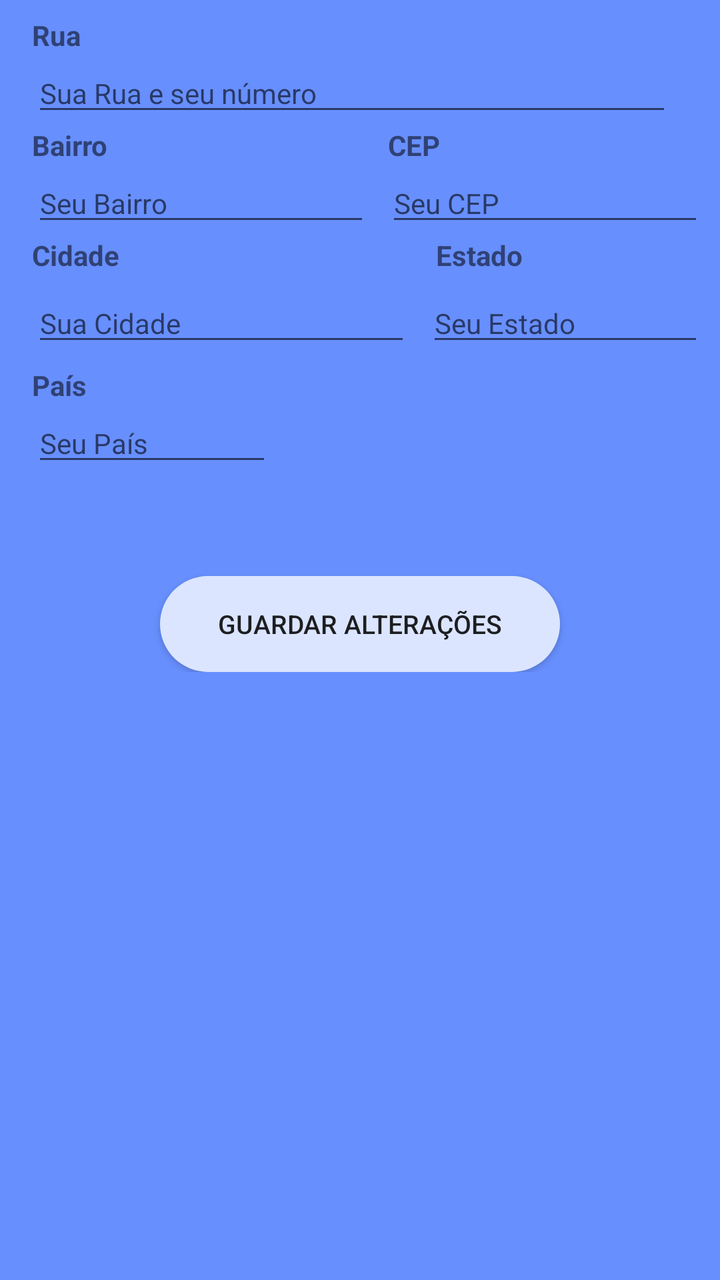
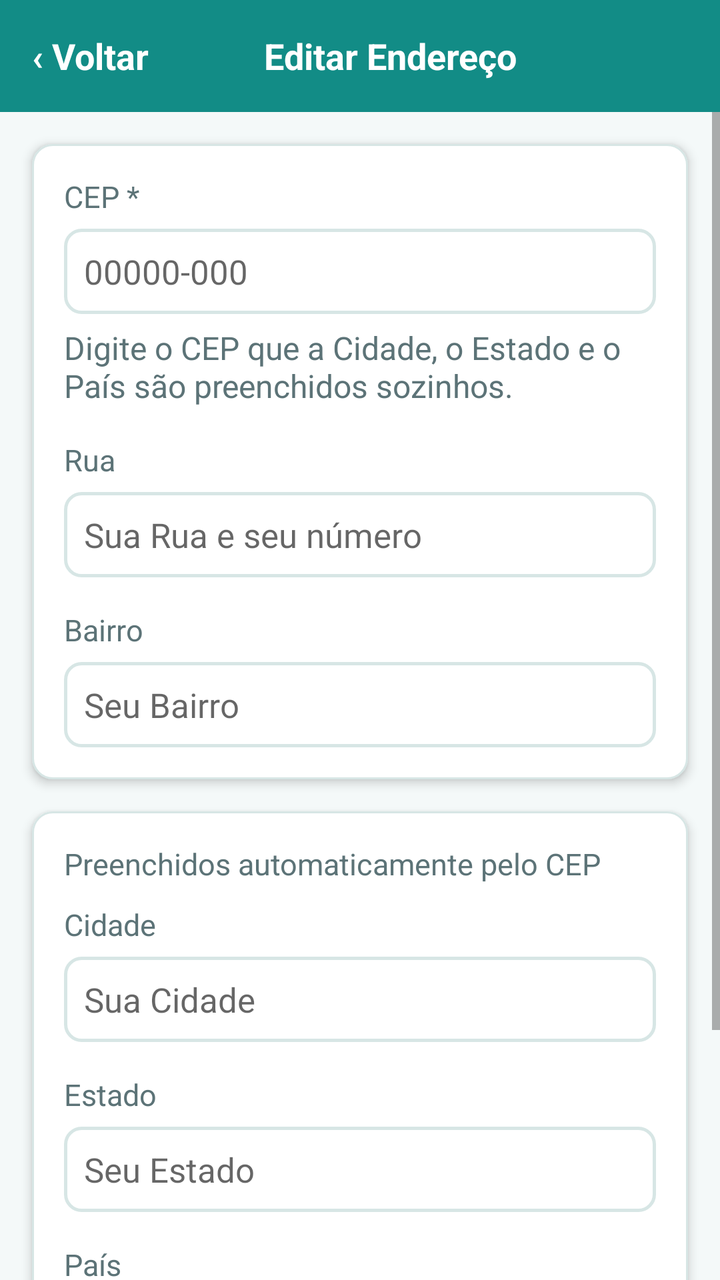

Two renders of the same Android screen: before a commit and after it. Below are the layout's source before the change and the commit's diff.
<!-- AndroidManifest.xml: application theme AppTheme -->
<!-- res/layout/activity_editarendereco.xml -->
<?xml version="1.0" encoding="utf-8"?>
<LinearLayout
    xmlns:android="http://schemas.android.com/apk/res/android"
    android:layout_width="match_parent"
    android:layout_height="match_parent"
    android:orientation="horizontal"
    android:background="#678FFE">

    <LinearLayout
        android:layout_width="match_parent"
        android:layout_height="wrap_content"
        android:layout_margin="8dp"
        android:layout_marginTop="11dp"
        android:orientation="vertical">

        <TextView
            android:layout_width="wrap_content"
            android:layout_height="wrap_content"
            android:layout_gravity="left"
            android:layout_marginLeft="8dp"
            android:text="Rua"
            android:textStyle="bold" />

        <EditText
            android:id="@+id/editTextEditStreet"
            android:layout_width="320dp"
            android:layout_height="wrap_content"
            android:layout_gravity="start"
            android:layout_marginLeft="8dp"
            android:hint="Sua Rua e seu número"
            android:textSize="14sp" />

        <LinearLayout
            android:layout_width="match_parent"
            android:layout_height="wrap_content"
            android:weightSum="2"
            android:orientation="horizontal">

        <TextView
            android:layout_width="wrap_content"
            android:layout_height="wrap_content"
            android:layout_weight="1"
            android:layout_gravity="left"
            android:layout_marginLeft="8dp"
            android:text="Bairro"
            android:textStyle="bold" />

            <TextView
                android:layout_width="wrap_content"
                android:layout_height="wrap_content"
                android:layout_weight="1"
                android:layout_gravity="left"
                android:layout_marginLeft="8dp"
                android:text="CEP"
                android:textStyle="bold" />

        </LinearLayout>

        <LinearLayout
            android:layout_width="match_parent"
            android:layout_height="wrap_content"
            android:weightSum="2"
            android:orientation="horizontal">

        <EditText
            android:id="@+id/editTextEditDistrict"
            android:layout_width="140dp"
            android:layout_height="wrap_content"
            android:layout_weight="1"
            android:layout_marginLeft="8dp"
            android:hint="Seu Bairro"
            android:textSize="14sp" />

        <EditText
            android:id="@+id/editTextEditCode"
            android:layout_width="130dp"
            android:layout_height="wrap_content"
            android:layout_weight="1"
            android:layout_marginLeft="8dp"
            android:hint="Seu CEP"
            android:textSize="14sp" />

        </LinearLayout>

        <LinearLayout
            android:layout_width="match_parent"
            android:layout_height="wrap_content"
            android:weightSum="2"
            android:orientation="horizontal">

        <TextView
            android:layout_width="wrap_content"
            android:layout_height="wrap_content"
            android:layout_gravity="left"
            android:layout_weight="1.25"
            android:layout_marginLeft="8dp"
            android:layout_marginTop="5dp"
            android:text="Cidade"
            android:textStyle="bold" />

        <TextView
            android:layout_width="wrap_content"
            android:layout_height="wrap_content"
            android:layout_gravity="left"
            android:layout_weight="0.7"
            android:layout_marginLeft="8dp"
            android:layout_marginTop="5dp"
            android:text="Estado"
            android:textStyle="bold" />

        </LinearLayout>

        <LinearLayout
            android:layout_width="match_parent"
            android:layout_height="wrap_content"
            android:weightSum="2"
            android:orientation="horizontal">

        <EditText
            android:id="@+id/editTextEditCity"
            android:layout_width="170dp"
            android:layout_height="wrap_content"
            android:layout_weight="1.4"
            android:layout_marginLeft="8dp"
            android:hint="Sua Cidade"
            android:textSize="14sp" />

        <EditText
            android:id="@+id/editTextEditState"
            android:layout_width="130dp"
            android:layout_height="wrap_content"
            android:layout_weight="0.6"
            android:layout_marginLeft="8dp"
            android:hint="Seu Estado"
            android:textSize="14sp" />

        </LinearLayout>

        <TextView
            android:layout_width="wrap_content"
            android:layout_height="wrap_content"
            android:layout_gravity="left"
            android:layout_marginLeft="8dp"
            android:layout_marginTop="5dp"
            android:text="País"
            android:textStyle="bold" />

        <EditText
            android:id="@+id/editTextEditCountry"
            android:layout_width="120dp"
            android:layout_height="wrap_content"
            android:layout_marginLeft="8dp"
            android:hint="Seu País"
            android:textSize="14sp" />

        <Button
            android:id="@+id/buttonSaveAddress"
            android:layout_width="200dp"
            android:layout_height="wrap_content"
            android:layout_gravity="center"
            android:layout_marginTop="50dp"
            android:background="@drawable/background_button_login"
            android:text="Guardar Alterações"
            android:textSize="13sp" />
    </LinearLayout>
</LinearLayout>
<!-- resources referenced by this layout -->
<resources>
  <!-- drawable background_button_login (drawable) -->
  <?xml version="1.0" encoding="utf-8"?>
  <shape xmlns:android="http://schemas.android.com/apk/res/android"
      android:shape="rectangle">
      <corners android:radius="50dp" />
      <gradient
          android:angle="45"
          android:startColor="#DBE5FF"
          android:endColor="#DBE5FF"
          android:type="linear" />
      <padding
          android:left="0dp"
          android:top="0dp"
          android:right="0dp"
          android:bottom="0dp" />
  
  </shape>
  <style name="AppTheme" parent="Theme.AppCompat.Light.NoActionBar">
          
          <item name="colorPrimary">@color/colorPrimary</item>
          <item name="colorPrimaryDark">@color/colorPrimaryDark</item>
          <item name="colorAccent">@color/colorAccent</item>
  
      </style>
  <color name="colorPrimary">#3F51B5</color>
  <color name="colorPrimaryDark">#303F9F</color>
  <color name="colorAccent">#0043FA</color>
</resources>

<!-- the commit's change to res/layout/activity_editarendereco.xml (unified diff, before → after) -->
@@ -3,164 +3,198 @@
     xmlns:android="http://schemas.android.com/apk/res/android"
     android:layout_width="match_parent"
     android:layout_height="match_parent"
-    android:orientation="horizontal"
-    android:background="#678FFE">
+    android:orientation="vertical"
+    android:background="@color/cadier_bg">
 
     <LinearLayout
         android:layout_width="match_parent"
-        android:layout_height="wrap_content"
-        android:layout_margin="8dp"
-        android:layout_marginTop="11dp"
-        android:orientation="vertical">
+        android:layout_height="?attr/actionBarSize"
+        android:orientation="horizontal"
+        android:gravity="center_vertical"
+        android:background="@color/cadier_teal">
 
         <TextView
+            android:id="@+id/textViewVoltarEditarEndereco"
+            style="@style/Cadier.Text.Subtitle"
             android:layout_width="wrap_content"
+            android:layout_height="match_parent"
+            android:gravity="center_vertical"
+            android:paddingStart="16dp"
+            android:paddingEnd="16dp"
+            android:textColor="@color/cadier_text_on_dark"
+            android:text="‹ Voltar"/>
+
+        <TextView
+            style="@style/Cadier.Text.Subtitle"
+            android:layout_width="0dp"
             android:layout_height="wrap_content"
-            android:layout_gravity="left"
-            android:layout_marginLeft="8dp"
-            android:text="Rua"
-            android:textStyle="bold" />
-
-        <EditText
-            android:id="@+id/editTextEditStreet"
-            android:layout_width="320dp"
-            android:layout_height="wrap_content"
-            android:layout_gravity="start"
-            android:layout_marginLeft="8dp"
-            android:hint="Sua Rua e seu número"
-            android:textSize="14sp" />
+            android:layout_weight="1"
+            android:gravity="center_vertical"
+            android:paddingEnd="60dp"
+            android:textColor="@color/cadier_text_on_dark"
+            android:textAlignment="center"
+            android:text="Editar Endereço"/>
+    </LinearLayout>
+
+    <ScrollView
+        android:layout_width="match_parent"
+        android:layout_height="match_parent"
+        android:fillViewport="true">
 
         <LinearLayout
             android:layout_width="match_parent"
             android:layout_height="wrap_content"
-            android:weightSum="2"
-            android:orientation="horizontal">
-
-        <TextView
-            android:layout_width="wrap_content"
-            android:layout_height="wrap_content"
-            android:layout_weight="1"
-            android:layout_gravity="left"
-            android:layout_marginLeft="8dp"
-            android:text="Bairro"
-            android:textStyle="bold" />
-
-            <TextView
-                android:layout_width="wrap_content"
+            android:orientation="vertical"
+            android:paddingBottom="16dp">
+
+            <LinearLayout
+                android:layout_width="match_parent"
                 android:layout_height="wrap_content"
-                android:layout_weight="1"
-                android:layout_gravity="left"
-                android:layout_marginLeft="8dp"
-                android:text="CEP"
-                android:textStyle="bold" />
+                android:layout_margin="16dp"
+                android:layout_marginBottom="12dp"
+                android:orientation="vertical"
+                android:background="@drawable/bg_cadier_card"
+                android:elevation="3dp"
+                android:padding="16dp">
+
+                <TextView
+                    style="@style/Cadier.Text.Caption"
+                    android:layout_width="wrap_content"
+                    android:layout_height="wrap_content"
+                    android:text="CEP *"/>
+
+                <EditText
+                    android:id="@+id/editTextEditCode"
+                    style="@style/Cadier.Text.Body"
+                    android:layout_width="match_parent"
+                    android:layout_height="wrap_content"
+                    android:layout_marginTop="6dp"
+                    android:background="@drawable/bg_cadier_input"
+                    android:padding="10dp"
+                    android:hint="00000-000"
+                    android:inputType="number"
+                    android:maxLength="9"/>
+
+                <TextView
+                    style="@style/Cadier.Text.Body.Secondary"
+                    android:layout_width="match_parent"
+                    android:layout_height="wrap_content"
+                    android:layout_marginTop="6dp"
+                    android:text="Digite o CEP que a Cidade, o Estado e o País são preenchidos sozinhos."/>
+
+                <TextView
+                    style="@style/Cadier.Text.Caption"
+                    android:layout_width="wrap_content"
+                    android:layout_height="wrap_content"
+                    android:layout_marginTop="16dp"
+                    android:text="Rua"/>
+
+                <EditText
+                    android:id="@+id/editTextEditStreet"
+                    style="@style/Cadier.Text.Body"
+                    android:layout_width="match_parent"
+                    android:layout_height="wrap_content"
+                    android:layout_marginTop="6dp"
+                    android:background="@drawable/bg_cadier_input"
+                    android:padding="10dp"
+                    android:hint="Sua Rua e seu número" />
+
+                <TextView
+                    style="@style/Cadier.Text.Caption"
+                    android:layout_width="wrap_content"
+                    android:layout_height="wrap_content"
+                    android:layout_marginTop="16dp"
+                    android:text="Bairro"/>
+
+                <EditText
+                    android:id="@+id/editTextEditDistrict"
+                    style="@style/Cadier.Text.Body"
+                    android:layout_width="match_parent"
+                    android:layout_height="wrap_content"
+                    android:layout_marginTop="6dp"
+                    android:background="@drawable/bg_cadier_input"
+                    android:padding="10dp"
+                    android:hint="Seu Bairro" />
+            </LinearLayout>
+
+            <LinearLayout
+                android:layout_width="match_parent"
+                android:layout_height="wrap_content"
+                android:layout_marginStart="16dp"
+                android:layout_marginEnd="16dp"
+                android:orientation="vertical"
+                android:background="@drawable/bg_cadier_card"
+                android:elevation="3dp"
+                android:padding="16dp">
+
+                <TextView
+                    style="@style/Cadier.Text.Caption"
+                    android:layout_width="match_parent"
+                    android:layout_height="wrap_content"
+                    android:layout_marginBottom="10dp"
+                    android:text="Preenchidos automaticamente pelo CEP"/>
+
+                <TextView
+                    style="@style/Cadier.Text.Caption"
+                    android:layout_width="wrap_content"
+                    android:layout_height="wrap_content"
+                    android:text="Cidade"/>
+
+                <EditText
+                    android:id="@+id/editTextEditCity"
+                    style="@style/Cadier.Text.Body"
+                    android:layout_width="match_parent"
+                    android:layout_height="wrap_content"
+                    android:layout_marginTop="6dp"
+                    android:background="@drawable/bg_cadier_input"
+                    android:padding="10dp"
+                    android:hint="Sua Cidade" />
+
+                <TextView
+                    style="@style/Cadier.Text.Caption"
+                    android:layout_width="wrap_content"
+                    android:layout_height="wrap_content"
+                    android:layout_marginTop="16dp"
+                    android:text="Estado"/>
+
+                <EditText
+                    android:id="@+id/editTextEditState"
+                    style="@style/Cadier.Text.Body"
+                    android:layout_width="match_parent"
+                    android:layout_height="wrap_content"
+                    android:layout_marginTop="6dp"
+                    android:background="@drawable/bg_cadier_input"
+                    android:padding="10dp"
+                    android:hint="Seu Estado" />
+
+                <TextView
+                    style="@style/Cadier.Text.Caption"
+                    android:layout_width="wrap_content"
+                    android:layout_height="wrap_content"
+                    android:layout_marginTop="16dp"
+                    android:text="País"/>
+
+                <EditText
+                    android:id="@+id/editTextEditCountry"
+                    style="@style/Cadier.Text.Body"
+                    android:layout_width="match_parent"
+                    android:layout_height="wrap_content"
+                    android:layout_marginTop="6dp"
+                    android:background="@drawable/bg_cadier_input"
+                    android:padding="10dp"
+                    android:hint="Seu País" />
+            </LinearLayout>
+
+            <Button
+                android:id="@+id/buttonSaveAddress"
+                style="@style/Cadier.Button"
+                android:layout_width="match_parent"
+                android:layout_height="56dp"
+                android:layout_marginStart="16dp"
+                android:layout_marginEnd="16dp"
+                android:layout_marginTop="20dp"
+                android:text="Guardar Alterações" />
 
         </LinearLayout>
-
-        <LinearLayout
-            android:layout_width="match_parent"
-            android:layout_height="wrap_content"
-            android:weightSum="2"
-            android:orientation="horizontal">
-
-        <EditText
-            android:id="@+id/editTextEditDistrict"
-            android:layout_width="140dp"
-            android:layout_height="wrap_content"
-            android:layout_weight="1"
-            android:layout_marginLeft="8dp"
-            android:hint="Seu Bairro"
-            android:textSize="14sp" />
-
-        <EditText
-            android:id="@+id/editTextEditCode"
-            android:layout_width="130dp"
-            android:layout_height="wrap_content"
-            android:layout_weight="1"
-            android:layout_marginLeft="8dp"
-            android:hint="Seu CEP"
-            android:textSize="14sp" />
-
-        </LinearLayout>
-
-        <LinearLayout
-            android:layout_width="match_parent"
-            android:layout_height="wrap_content"
-            android:weightSum="2"
-            android:orientation="horizontal">
-
-        <TextView
-            android:layout_width="wrap_content"
-            android:layout_height="wrap_content"
-            android:layout_gravity="left"
-            android:layout_weight="1.25"
-            android:layout_marginLeft="8dp"
-            android:layout_marginTop="5dp"
-            android:text="Cidade"
-            android:textStyle="bold" />
-
-        <TextView
-            android:layout_width="wrap_content"
-            android:layout_height="wrap_content"
-            android:layout_gravity="left"
-            android:layout_weight="0.7"
-            android:layout_marginLeft="8dp"
-            android:layout_marginTop="5dp"
-            android:text="Estado"
-            android:textStyle="bold" />
-
-        </LinearLayout>
-
-        <LinearLayout
-            android:layout_width="match_parent"
-            android:layout_height="wrap_content"
-            android:weightSum="2"
-            android:orientation="horizontal">
-
-        <EditText
-            android:id="@+id/editTextEditCity"
-            android:layout_width="170dp"
-            android:layout_height="wrap_content"
-            android:layout_weight="1.4"
-            android:layout_marginLeft="8dp"
-            android:hint="Sua Cidade"
-            android:textSize="14sp" />
-
-        <EditText
-            android:id="@+id/editTextEditState"
-            android:layout_width="130dp"
-            android:layout_height="wrap_content"
-            android:layout_weight="0.6"
-            android:layout_marginLeft="8dp"
-            android:hint="Seu Estado"
-            android:textSize="14sp" />
-
-        </LinearLayout>
-
-        <TextView
-            android:layout_width="wrap_content"
-            android:layout_height="wrap_content"
-            android:layout_gravity="left"
-            android:layout_marginLeft="8dp"
-            android:layout_marginTop="5dp"
-            android:text="País"
-            android:textStyle="bold" />
-
-        <EditText
-            android:id="@+id/editTextEditCountry"
-            android:layout_width="120dp"
-            android:layout_height="wrap_content"
-            android:layout_marginLeft="8dp"
-            android:hint="Seu País"
-            android:textSize="14sp" />
-
-        <Button
-            android:id="@+id/buttonSaveAddress"
-            android:layout_width="200dp"
-            android:layout_height="wrap_content"
-            android:layout_gravity="center"
-            android:layout_marginTop="50dp"
-            android:background="@drawable/background_button_login"
-            android:text="Guardar Alterações"
-            android:textSize="13sp" />
-    </LinearLayout>
+    </ScrollView>
 </LinearLayout>
<!-- resource entries referenced after the edit -->
@@ -1,31 +1,107 @@
 <!-- resources referenced by this layout -->
 <resources>
-  <!-- drawable background_button_login (drawable) -->
+  <color name="cadier_bg">#F4F9F9</color>
+  <color name="cadier_teal">#128C86</color>
+  <color name="cadier_text_on_dark">#FFFFFF</color>
+  <!-- drawable bg_cadier_card (drawable) -->
   <?xml version="1.0" encoding="utf-8"?>
-  <shape xmlns:android="http://schemas.android.com/apk/res/android"
-      android:shape="rectangle">
-      <corners android:radius="50dp" />
-      <gradient
-          android:angle="45"
-          android:startColor="#DBE5FF"
-          android:endColor="#DBE5FF"
-          android:type="linear" />
-      <padding
-          android:left="0dp"
-          android:top="0dp"
-          android:right="0dp"
-          android:bottom="0dp" />
-  
+  <shape xmlns:android="http://schemas.android.com/apk/res/android" android:shape="rectangle">
+      <solid android:color="@color/cadier_surface"/>
+      <stroke android:width="1dp" android:color="@color/cadier_border"/>
+      <corners android:radius="@dimen/cadier_radius_card"/>
   </shape>
+  <!-- drawable bg_cadier_input (drawable) -->
+  <?xml version="1.0" encoding="utf-8"?>
+  <selector xmlns:android="http://schemas.android.com/apk/res/android">
+      <item android:state_focused="true">
+          <shape android:shape="rectangle">
+              <solid android:color="@color/cadier_surface"/>
+              <stroke android:width="2dp" android:color="@color/cadier_teal"/>
+              <corners android:radius="@dimen/cadier_radius_input"/>
+          </shape>
+      </item>
+      <item>
+          <shape android:shape="rectangle">
+              <solid android:color="@color/cadier_surface"/>
+              <stroke android:width="1.5dp" android:color="@color/cadier_border"/>
+              <corners android:radius="@dimen/cadier_radius_input"/>
+          </shape>
+      </item>
+  </selector>
+  <style name="Cadier.Button" parent="Widget.AppCompat.Button">
+          <item name="android:background">@drawable/bg_cadier_button_primary</item>
+          <item name="android:textColor">@color/cadier_text_on_dark</item>
+          <item name="android:textSize">@dimen/cadier_text_button</item>
+          <item name="android:textStyle">bold</item>
+          <item name="android:textAllCaps">false</item>
+          <item name="android:minHeight">@dimen/cadier_touch_target_min</item>
+          <item name="android:paddingLeft">20dp</item>
+          <item name="android:paddingRight">20dp</item>
+      </style>
+  <style name="Cadier.Text.Body" parent="">
+          <item name="android:textSize">@dimen/cadier_text_body</item>
+          <item name="android:textColor">@color/cadier_text_primary</item>
+      </style>
+  <style name="Cadier.Text.Body.Secondary" parent="Cadier.Text.Body">
+          <item name="android:textSize">@dimen/cadier_text_body_secondary</item>
+          <item name="android:textColor">@color/cadier_text_secondary</item>
+      </style>
+  <style name="Cadier.Text.Caption" parent="">
+          <item name="android:textSize">@dimen/cadier_text_caption</item>
+          <item name="android:textColor">@color/cadier_text_secondary</item>
+      </style>
+  <style name="Cadier.Text.Subtitle" parent="">
+          <item name="android:textSize">@dimen/cadier_text_subtitle</item>
+          <item name="android:textStyle">bold</item>
+          <item name="android:textColor">@color/cadier_text_primary</item>
+      </style>
   <style name="AppTheme" parent="Theme.AppCompat.Light.NoActionBar">
           
           <item name="colorPrimary">@color/colorPrimary</item>
           <item name="colorPrimaryDark">@color/colorPrimaryDark</item>
           <item name="colorAccent">@color/colorAccent</item>
-  
+          <item name="android:windowBackground">@color/cadier_bg</item>
+          <item name="android:textColorPrimary">@color/cadier_text_primary</item>
       </style>
-  <color name="colorPrimary">#3F51B5</color>
-  <color name="colorPrimaryDark">#303F9F</color>
-  <color name="colorAccent">#0043FA</color>
+  <color name="cadier_surface">#FFFFFF</color>
+  <color name="cadier_border">#D7E6E5</color>
+  <dimen name="cadier_radius_card">10dp</dimen>
+  <dimen name="cadier_radius_input">8dp</dimen>
+  <!-- drawable bg_cadier_button_primary (drawable) -->
+  <?xml version="1.0" encoding="utf-8"?>
+  <selector xmlns:android="http://schemas.android.com/apk/res/android">
+      <item android:state_enabled="false">
+          <shape android:shape="rectangle">
+              <solid android:color="@color/cadier_text_secondary"/>
+              <corners android:radius="@dimen/cadier_radius_button"/>
+          </shape>
+      </item>
+      <item android:state_pressed="true">
+          <shape android:shape="rectangle">
+              <solid android:color="@color/cadier_teal_dark"/>
+              <corners android:radius="@dimen/cadier_radius_button"/>
+          </shape>
+      </item>
+      <item>
+          <shape android:shape="rectangle">
+              <solid android:color="@color/cadier_teal"/>
+              <corners android:radius="@dimen/cadier_radius_button"/>
+          </shape>
+      </item>
+  </selector>
+  <dimen name="cadier_text_button">17sp</dimen>
+  <dimen name="cadier_touch_target_min">48dp</dimen>
+  <dimen name="cadier_text_body">17sp</dimen>
+  <color name="cadier_text_primary">#2B3E42</color>
+  <dimen name="cadier_text_body_secondary">16sp</dimen>
+  <color name="cadier_text_secondary">#5C7377</color>
+  <dimen name="cadier_text_caption">15sp</dimen>
+  <dimen name="cadier_text_subtitle">18sp</dimen>
+  <color name="colorPrimary">@color/cadier_teal</color>
+  <color name="colorPrimaryDark">@color/cadier_teal_dark</color>
+  <color name="colorAccent">@color/cadier_orange</color>
+  <dimen name="cadier_radius_button">14dp</dimen>
+  <color name="cadier_teal_dark">#0C6C67</color>
+  <color name="cadier_orange">#F5821F</color>
 </resources>
 
